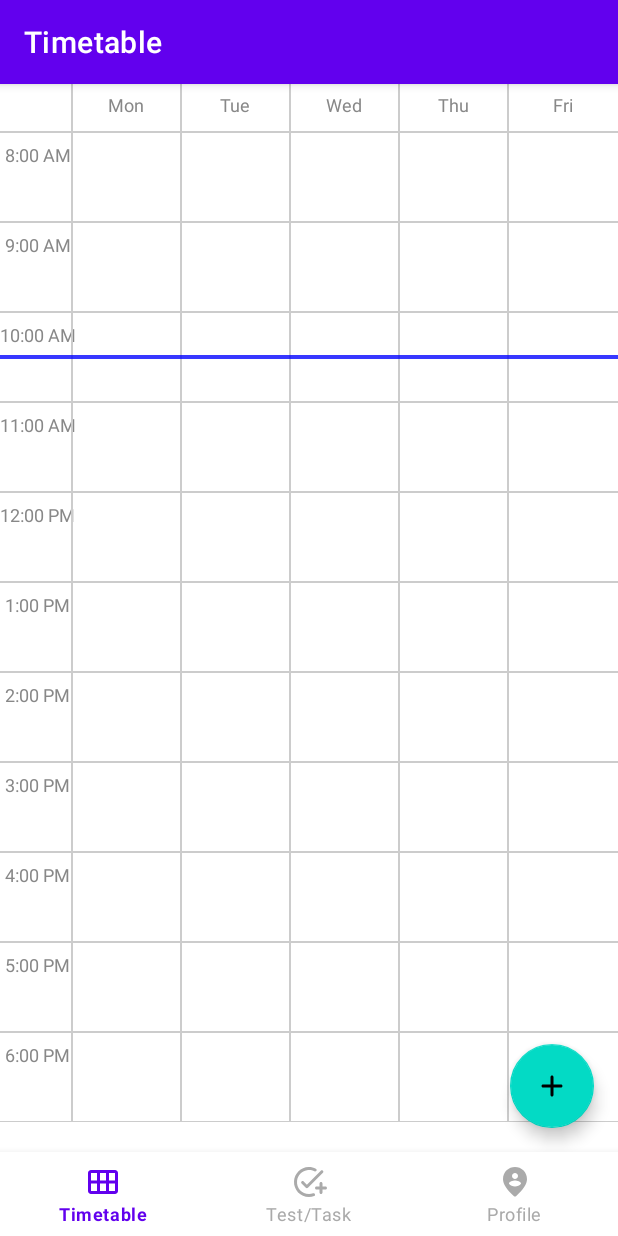
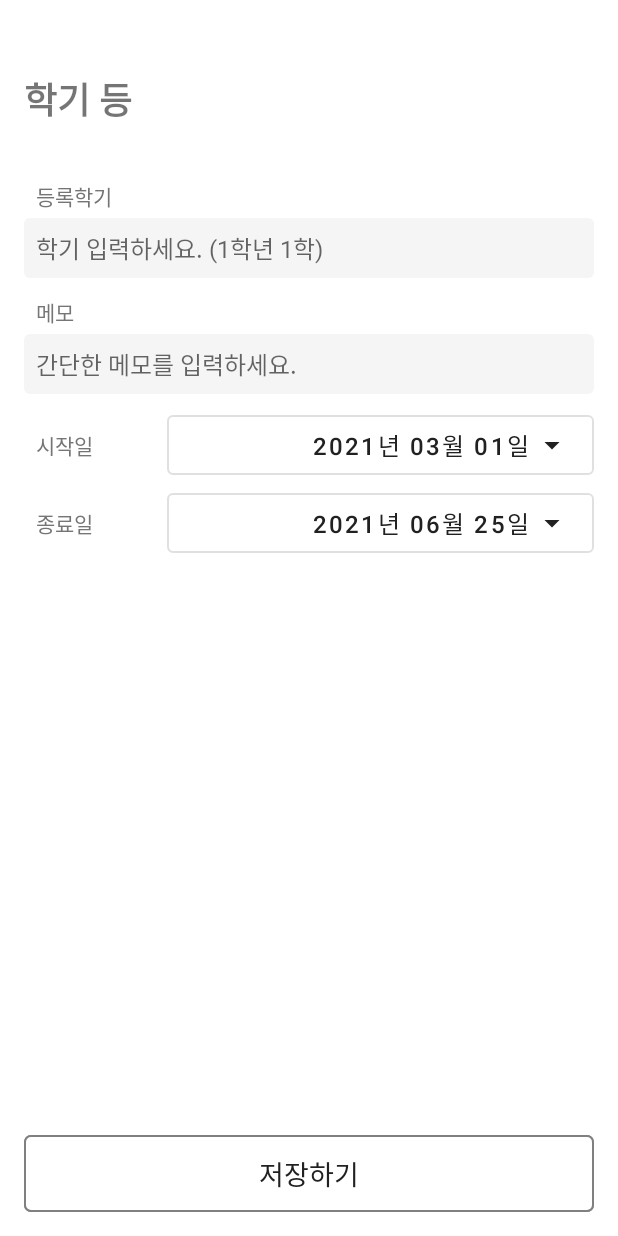
Before and after one commit to ydkim2110/Timetable, an Android app: the screen it shows after launch (HomeActivity before the commit, SetupActivity after it), on a phone screen of 412 x 824 dp. Run offline under Robolectric (Android 15) with nearby library versions, the phone set to English and light mode, and no system bars; our stand-ins replace Dagger/Hilt's generated code, Timber; libraries missing offline, so code that uses them is left out: com.jakewharton.threetenabp; 1 statement that could not run was skipped.

Commit message:
학기 등록 화면 추가

```diff
--- a/app/build.gradle
+++ b/app/build.gradle
@@ -79,6 +79,9 @@ dependencies {
     // Timber
     implementation 'com.jakewharton.timber:timber:4.7.1'
 
+    // Preference
+    implementation 'androidx.preference:preference-ktx:1.1.1'
+
     implementation 'com.jakewharton.threetenabp:threetenabp:1.3.1'
 
     testImplementation 'junit:junit:4.+'
--- a/app/src/main/java/com/reachfree/timetable/ui/add/AddSubjectFragment.kt
+++ b/app/src/main/java/com/reachfree/timetable/ui/add/AddSubjectFragment.kt
@@ -159,6 +159,8 @@ class AddSubjectFragment : BaseDialogFragment<FragmentAddSubjectBinding>() {
         )
 
         timetableViewModel.insertSubject(subject)
+
+        dismiss()
     }
 
     private fun createLayout(chipName: String) {
--- a/app/src/main/java/com/reachfree/timetable/ui/home/HomeActivity.kt
+++ b/app/src/main/java/com/reachfree/timetable/ui/home/HomeActivity.kt
@@ -17,8 +17,10 @@ import com.reachfree.timetable.ui.bottomsheet.SelectTypeBottomSheet
 import com.reachfree.timetable.ui.profile.ProfileFragment
 import com.reachfree.timetable.ui.task.TaskFragment
 import com.reachfree.timetable.ui.week.TimetableFragment
+import com.reachfree.timetable.util.DateUtils
 import com.reachfree.timetable.weekview.runDelayed
 import dagger.hilt.android.AndroidEntryPoint
+import java.util.*
 
 @AndroidEntryPoint
 class HomeActivity : BaseActivity<ActivityHomeBinding>({ ActivityHomeBinding.inflate(it)}),
@@ -44,7 +46,9 @@ class HomeActivity : BaseActivity<ActivityHomeBinding>({ ActivityHomeBinding.inf
     }
 
     private fun setupToolbar() {
-        setSupportActionBar(binding.toolbar)
+        setSupportActionBar(binding.toolbar).apply {
+            title = DateUtils.defaultDateFormat.format(Date())
+        }
     }
 
     private fun setupBottomNavigationView() {
@@ -76,7 +80,7 @@ class HomeActivity : BaseActivity<ActivityHomeBinding>({ ActivityHomeBinding.inf
             override fun onSelected(type: SelectType) {
                 when (type) {
                     SelectType.SEMESTER -> {
-                        Toast.makeText(this@HomeActivity, "SEMESTER click!!", Toast.LENGTH_SHORT).show()
+
                     }
                     SelectType.SUBJECT -> {
                         AddSubjectFragment.newInstance().apply { show(supportFragmentManager, null) }
--- /dev/null
+++ b/app/src/main/java/com/reachfree/timetable/ui/setup/SetupActivity.kt
@@ -0,0 +1,53 @@
+package com.reachfree.timetable.ui.setup
+
+import android.content.Context
+import android.content.Intent
+import android.os.Bundle
+import android.view.LayoutInflater
+import androidx.appcompat.app.AppCompatActivity
+import com.reachfree.timetable.R
+import com.reachfree.timetable.databinding.ActivitySetupBinding
+import com.reachfree.timetable.extension.setOnSingleClickListener
+import com.reachfree.timetable.ui.base.BaseActivity
+import timber.log.Timber
+
+class SetupActivity : BaseActivity<ActivitySetupBinding>({ ActivitySetupBinding.inflate(it) }) {
+
+    override fun onCreate(savedInstanceState: Bundle?) {
+        super.onCreate(savedInstanceState)
+
+        setupViewHandler()
+    }
+
+    private fun setupViewHandler() {
+        binding.btnSemesterStartDate.setOnSingleClickListener {
+            showDatePicker(START_TIME)
+        }
+        binding.btnSemesterEndDate.setOnSingleClickListener {
+            showDatePicker(END_TIME)
+        }
+        binding.btnSave.setOnSingleClickListener {
+
+        }
+    }
+
+    private fun showDatePicker(typeName: String) {
+        DatePickerFragment.newInstance(typeName).apply {
+            dateSelected = { year, month, dayOfMonth, type -> dateSet(year, month, dayOfMonth, type) }
+        }.show(supportFragmentManager, DatePickerFragment.TAG)
+    }
+
+    private fun dateSet(year: Int, month: Int, dayOfMonth: Int, type: String) {
+        Timber.d("DEBUG: selected date $year, $month, $dayOfMonth, $type")
+    }
+
+    companion object {
+        const val START_TIME = "start_time"
+        const val END_TIME = "end_time"
+
+        fun start(context: Context) {
+            context.startActivity(Intent(context, SetupActivity::class.java))
+        }
+    }
+
+}
--- a/app/src/main/java/com/reachfree/timetable/ui/splash/SplashActivity.kt
+++ b/app/src/main/java/com/reachfree/timetable/ui/splash/SplashActivity.kt
@@ -4,12 +4,15 @@ import androidx.appcompat.app.AppCompatActivity
 import android.os.Bundle
 import com.reachfree.timetable.R
 import com.reachfree.timetable.ui.home.HomeActivity
+import com.reachfree.timetable.ui.setup.SetupActivity
 
 class SplashActivity : AppCompatActivity() {
 
     override fun onCreate(savedInstanceState: Bundle?) {
         super.onCreate(savedInstanceState)
-        HomeActivity.start(this)
+
+        SetupActivity.start(this)
+//        HomeActivity.start(this)
         finish()
     }
 }
--- a/app/src/main/java/com/reachfree/timetable/util/Constants.kt
+++ b/app/src/main/java/com/reachfree/timetable/util/Constants.kt
@@ -1,3 +1,7 @@
 package com.reachfree.timetable.util
 
 const val LOCAL_DATABASE_NAME = "timetable_db"
+
+
+// SharedPreferences
+const val REGISTER_SEMESTER = "register_semester"
--- /dev/null
+++ b/app/src/main/res/layout/activity_setup.xml
@@ -0,0 +1,180 @@
+<?xml version="1.0" encoding="utf-8"?>
+<androidx.constraintlayout.widget.ConstraintLayout
+    xmlns:android="http://schemas.android.com/apk/res/android"
+    xmlns:tools="http://schemas.android.com/tools"
+    android:layout_width="match_parent"
+    android:layout_height="match_parent"
+    android:padding="16dp"
+    xmlns:app="http://schemas.android.com/apk/res-auto">
+
+    <TextView
+        android:id="@+id/txt_semester_title"
+        android:layout_width="match_parent"
+        android:layout_height="wrap_content"
+        android:layout_marginTop="32dp"
+        android:text="학기 등"
+        android:textSize="24sp"
+        android:textStyle="bold"
+        app:layout_constraintTop_toTopOf="parent"
+        app:layout_constraintStart_toStartOf="parent" />
+
+    <LinearLayout
+        android:layout_width="match_parent"
+        android:layout_height="wrap_content"
+        android:layout_marginTop="32dp"
+        android:orientation="vertical"
+        tools:context=".ui.setup.SetupActivity"
+        app:layout_constraintTop_toBottomOf="@id/txt_semester_title"
+        app:layout_constraintStart_toStartOf="parent"
+        app:layout_constraintEnd_toEndOf="parent">
+
+        <TextView
+            android:layout_width="match_parent"
+            android:layout_height="wrap_content"
+            android:paddingHorizontal="8dp"
+            android:paddingVertical="4dp"
+            android:text="등록학기"
+            android:textColor="@color/color_text_secondary" />
+        <EditText
+            android:id="@+id/edt_semester_title"
+            android:layout_width="match_parent"
+            android:layout_height="wrap_content"
+            android:background="@drawable/edit_text_rounded_light_gray"
+            android:hint="학기 입력하세요. (1학년 1학)"
+            android:importantForAutofill="no"
+            android:inputType="text"
+            android:padding="8dp"
+            android:textSize="16sp" />
+
+
+        <TextView
+            android:layout_width="match_parent"
+            android:layout_height="wrap_content"
+            android:layout_marginTop="8dp"
+            android:paddingHorizontal="8dp"
+            android:paddingVertical="4dp"
+            android:text="메모"
+            android:textColor="@color/color_text_secondary" />
+        <EditText
+            android:id="@+id/edt_semester_description"
+            android:layout_width="match_parent"
+            android:layout_height="wrap_content"
+            android:background="@drawable/edit_text_rounded_light_gray"
+            android:hint="간단한 메모를 입력하세요."
+            android:importantForAutofill="no"
+            android:inputType="text"
+            android:padding="8dp"
+            android:textSize="16sp" />
+
+        <androidx.constraintlayout.widget.ConstraintLayout
+            android:layout_width="match_parent"
+            android:layout_height="wrap_content"
+            android:layout_marginTop="8dp">
+
+            <TextView
+                android:layout_width="wrap_content"
+                android:layout_height="wrap_content"
+                android:paddingHorizontal="8dp"
+                android:paddingVertical="4dp"
+                android:text="시작일"
+                android:textColor="@color/color_text_secondary"
+                app:layout_constraintBottom_toBottomOf="parent"
+                app:layout_constraintStart_toStartOf="parent"
+                app:layout_constraintTop_toTopOf="parent" />
+
+            <com.google.android.material.button.MaterialButton
+                android:id="@+id/btn_semester_start_date"
+                style="@style/Widget.MaterialComponents.Button.OutlinedButton"
+                android:layout_width="0dp"
+                android:layout_height="wrap_content"
+                android:drawableEnd="@drawable/ic_arrow_drop_down"
+                android:drawableTint="@color/color_text_primary"
+                android:paddingVertical="8dp"
+                android:text="2021년 03월 01일"
+                android:textAlignment="textEnd"
+                android:textAllCaps="false"
+                android:textColor="@color/color_text_primary"
+                android:textSize="16sp"
+                app:layout_constraintStart_toEndOf="@id/guideline_start_date"
+                app:layout_constraintBottom_toBottomOf="parent"
+                app:layout_constraintEnd_toEndOf="parent"
+                app:layout_constraintTop_toTopOf="parent" />
+
+            <androidx.constraintlayout.widget.Guideline
+                android:id="@+id/guideline_start_date"
+                android:layout_width="wrap_content"
+                android:layout_height="wrap_content"
+                android:orientation="vertical"
+                app:layout_constraintGuide_percent="0.25" />
+
+        </androidx.constraintlayout.widget.ConstraintLayout>
+
+        <androidx.constraintlayout.widget.ConstraintLayout
+            android:layout_width="match_parent"
+            android:layout_height="wrap_content">
+
+            <TextView
+                android:layout_width="wrap_content"
+                android:layout_height="wrap_content"
+                android:paddingHorizontal="8dp"
+                android:paddingVertical="4dp"
+                android:text="종료일"
+                android:textColor="@color/color_text_secondary"
+                app:layout_constraintBottom_toBottomOf="parent"
+                app:layout_constraintStart_toStartOf="parent"
+                app:layout_constraintTop_toTopOf="parent" />
+
+            <com.google.android.material.button.MaterialButton
+                android:id="@+id/btn_semester_end_date"
+                style="@style/Widget.MaterialComponents.Button.OutlinedButton"
+                android:layout_width="0dp"
+                android:layout_height="wrap_content"
+                android:drawableEnd="@drawable/ic_arrow_drop_down"
+                android:drawableTint="@color/color_text_primary"
+                android:paddingVertical="8dp"
+                android:text="2021년 06월 25일"
+                android:textAlignment="textEnd"
+                android:textAllCaps="false"
+                android:textColor="@color/color_text_primary"
+                android:textSize="16sp"
+                app:layout_constraintStart_toEndOf="@id/guideline_end_date"
+                app:layout_constraintBottom_toBottomOf="parent"
+                app:layout_constraintEnd_toEndOf="parent"
+                app:layout_constraintTop_toTopOf="parent" />
+
+            <androidx.constraintlayout.widget.Guideline
+                android:id="@+id/guideline_end_date"
+                android:layout_width="wrap_content"
+                android:layout_height="wrap_content"
+                android:orientation="vertical"
+                app:layout_constraintGuide_percent="0.25" />
+
+        </androidx.constraintlayout.widget.ConstraintLayout>
+
+    </LinearLayout>
+
+    <RelativeLayout
+        android:id="@+id/btn_save"
+        android:layout_width="match_parent"
+        android:layout_height="wrap_content"
+        android:layout_marginTop="8dp"
+        android:background="@drawable/ripple_btn_outline"
+        android:clickable="true"
+        android:focusable="true"
+        app:layout_constraintStart_toStartOf="parent"
+        app:layout_constraintEnd_toEndOf="parent"
+        app:layout_constraintBottom_toBottomOf="parent">
+
+        <TextView
+            android:layout_width="match_parent"
+            android:layout_height="wrap_content"
+            android:layout_centerInParent="true"
+            android:padding="12dp"
+            android:text="저장하기"
+            android:textSize="18sp"
+            android:textAlignment="center"
+            android:textColor="@color/color_text_primary" />
+
+    </RelativeLayout>
+
+</androidx.constraintlayout.widget.ConstraintLayout>
```
Also changed, not shown: app/src/main/AndroidManifest.xml (+4 -6 lines), app/src/main/java/com/reachfree/timetable/di/DatabaseModule.kt (+7 -0 lines), app/src/main/java/com/reachfree/timetable/ui/setup/DatePickerFragment.kt (added, +59 -0 lines), app/src/main/java/com/reachfree/timetable/ui/week/TimetableFragment.kt (+11 -2 lines), app/src/main/java/com/reachfree/timetable/util/PreferenceHelper.kt (added, +43 -0 lines), app/src/main/java/com/reachfree/timetable/util/SessionManager.kt (added, +23 -0 lines).
